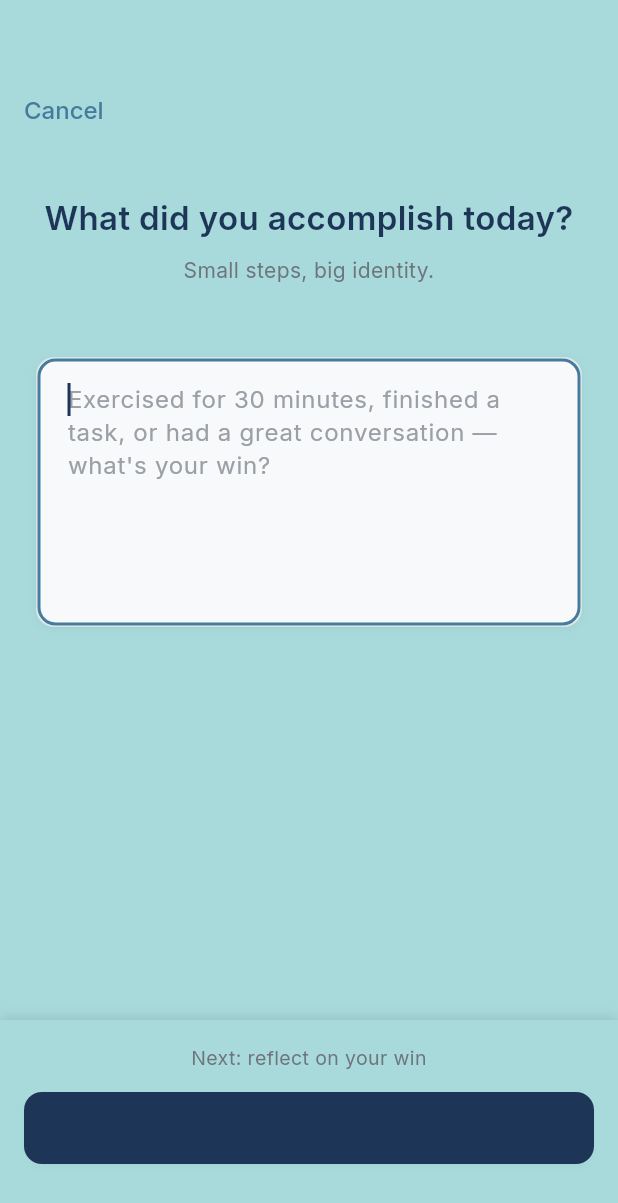
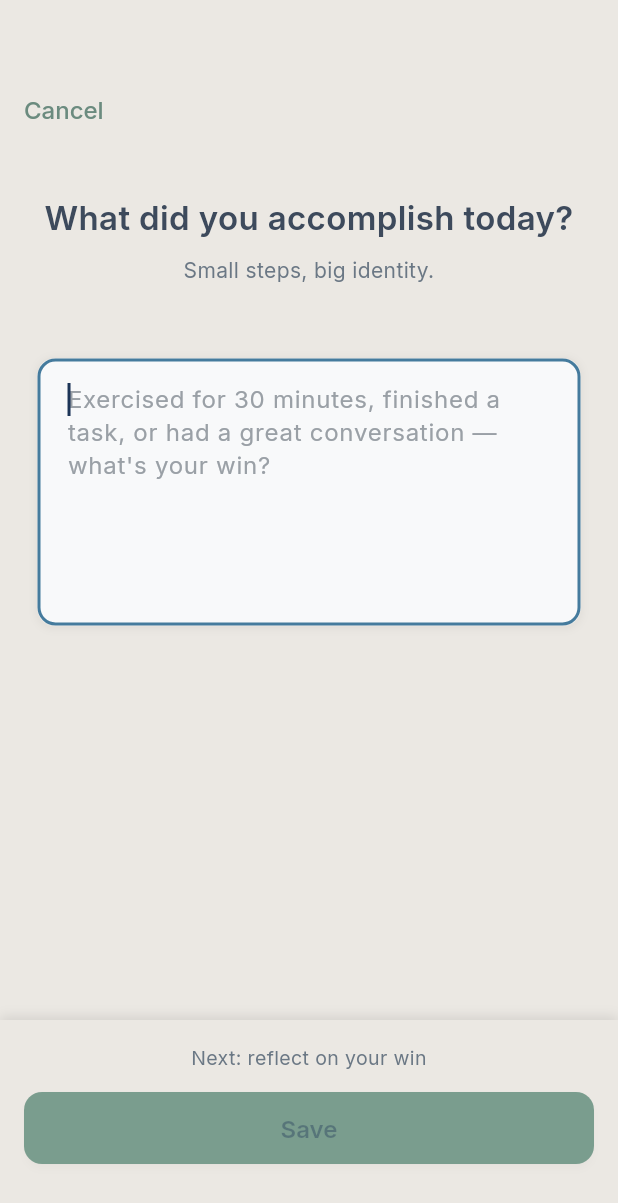
Before and after one commit to dailywinai-ui/my-flutter-app, a Flutter app: the AddWinModal screen opened by its route, on a phone screen of 412 x 824 dp. Shown: the top 1203 px of the screen. Run offline on Flutter 3.47's test engine with Material 3 defaults, Android fonts, the phone set to English and light mode, and no system bars; our stand-ins replace cached_network_image, connectivity_plus, fl_chart, flutter_svg, fluttertoast, google_fonts and 5 more; missing offline and left inert: universal_html; accounts and stored records are empty.

Commit message:
Apply sage green + beige color system

```diff
--- a/lib/theme/wddl_design_system.dart
+++ b/lib/theme/wddl_design_system.dart
@@ -1,165 +1,175 @@
 import 'package:flutter/material.dart';
 import 'package:google_fonts/google_fonts.dart';
 
-
-/// Win Daily Calm-Tech Design Language (WDDL)
-/// Comprehensive design system for Win Daily application
+/// Win Daily Calm-Tech Design Language (WDDL) - SAGE GREEN REDESIGN
 class WDDLDesignSystem {
   WDDLDesignSystem._();
 
-  // WDDL Color Palette
-  static const Color primary = Color(0xFF1D3557);
-  static const Color secondary = Color(0xFF457B9D);
-  static const Color background = Color(0xFFA8DADC);
-  static const Color surface = Color(0xFFF1FAEE);
-  static const Color textPrimary = Color(0xFF1D3557);
-  static const Color textSecondary = Color(0xFF6E767D);
+  // SAGE GREEN + BEIGE COLOR PALETTE
+  static const Color sageDark = Color(0xFF6B8B7F);
+  static const Color sageMedium = Color(0xFF7A9D8E);
+  static const Color sageLight = Color(0xFFE8F0ED);
+  static const Color sageBorder = Color(0xFFB8CFC7);
+
+  static const Color beige = Color(0xFFEBE8E3);
+  static const Color beigeLight = Color(0xFFF5F3F0);
+
+  static const Color white = Color(0xFFFFFFFF);
+  static const Color inputBackground = Color(0xFFF0EDE8);
+
+  static const Color textPrimary = Color(0xFF3D4A5C);
+  static const Color textSecondary = Color(0xFF6B7885);
+  static const Color textTertiary = Color(0xFFA8A5A0);
+
+  static const Color borderLight = Color(0xFFE5E2DD);
+  static const Color borderMedium = Color(0xFFD9D5CF);
+
+  // Input specific
+  static const Color inputBorder = borderLight;
+
   static const Color success = Color(0xFF84C69B);
   static const Color error = Color(0xFFE76F51);
+  static const Color warning = Color(0xFFE9B872);
 
-  // Input field colors
-  static const Color inputBackground = Color(0xFFF8F9FA);
-  static const Color inputBorder = Color(0xFFD9E4E6);
+  // Legacy compatibility
+  static const Color primary = sageMedium;
+  static const Color secondary = sageDark;
+  static const Color background = beige;
+  static const Color surface = white;
 
-  // Vertical Rhythm Grid
+  // SPACING
   static const double headerTopPadding = 48.0;
   static const double sectionGap = 32.0;
   static const double componentGap = 16.0;
-  static const double bottomSafeArea = 40.0; // Reduced from 48px to 40px
+  static const double bottomSafeArea = 40.0;
+  static const double greetingDateTopPadding = 32.0;
+  static const double dateToWinCardGap = 16.0;
+  static const double lastCardToFabGap = 48.0;
 
-  // WDDL Specific Layout Measurements
-  static const double greetingDateTopPadding =
-      32.0; // Top padding after greeting/date section
-  static const double dateToWinCardGap =
-      16.0; // Gap between date and first win card
-  static const double lastCardToFabGap =
-      48.0; // Gap between last card/toast and FAB
+  // TYPOGRAPHY
+  static TextStyle get displayLarge => GoogleFonts.inter(
+    fontSize: 32, fontWeight: FontWeight.w600, color: textPrimary, height: 1.4,
+  );
 
-  // Typography Specifications
   static TextStyle get h1 => GoogleFonts.inter(
-    fontSize: 22,
-    fontWeight: FontWeight.w600,
-    color: textPrimary,
-    height: 1.5,
+    fontSize: 22, fontWeight: FontWeight.w600, color: textPrimary, height: 1.5,
   );
 
   static TextStyle get h1Large => GoogleFonts.inter(
-    fontSize: 24,
-    fontWeight: FontWeight.w600,
-    color: textPrimary,
-    height: 1.5,
+    fontSize: 24, fontWeight: FontWeight.w600, color: textPrimary, height: 1.5,
   );
 
   static TextStyle get h2 => GoogleFonts.inter(
-    fontSize: 18,
-    fontWeight: FontWeight.w500,
-    color: textPrimary,
-    height: 1.5,
+    fontSize: 18, fontWeight: FontWeight.w500, color: textPrimary, height: 1.5,
   );
 
   static TextStyle get body => GoogleFonts.inter(
-    fontSize: 14,
-    fontWeight: FontWeight.w400,
-    color: textPrimary,
-    height: 1.5,
+    fontSize: 14, fontWeight: FontWeight.w400, color: textPrimary, height: 1.5,
   );
 
   static TextStyle get bodyLarge => GoogleFonts.inter(
-    fontSize: 16,
-    fontWeight: FontWeight.w400,
-    color: textPrimary,
-    height: 1.5,
+    fontSize: 16, fontWeight: FontWeight.w400, color: textPrimary, height: 1.5,
   );
 
   static TextStyle get hint => GoogleFonts.inter(
-    fontSize: 13,
-    fontWeight: FontWeight.w400,
-    color: textSecondary,
-    height: 1.5,
+    fontSize: 13, fontWeight: FontWeight.w400, color: textSecondary, height: 1.5,
   );
 
-  // Button Styles
+  static TextStyle get caption => GoogleFonts.inter(
+    fontSize: 12, fontWeight: FontWeight.w400, color: textTertiary, height: 1.4,
+  );
+
+  // BUTTON STYLES
   static ButtonStyle get primaryButton => ElevatedButton.styleFrom(
-    backgroundColor: primary,
-    foregroundColor: Colors.white,
+    backgroundColor: sageMedium,
+    foregroundColor: white,
     minimumSize: const Size(double.infinity, 48),
     shape: RoundedRectangleBorder(borderRadius: BorderRadius.circular(12)),
     elevation: 0,
-    shadowColor: Colors.black.withValues(alpha: 0.1),
     textStyle: GoogleFonts.inter(fontSize: 16, fontWeight: FontWeight.w600),
   );
 
-  // Input Field Decoration
+  static ButtonStyle get secondaryButton => OutlinedButton.styleFrom(
+    foregroundColor: sageDark,
+    side: BorderSide(color: sageBorder, width: 2),
+    minimumSize: const Size(double.infinity, 48),
+    shape: RoundedRectangleBorder(borderRadius: BorderRadius.circular(12)),
+    textStyle: GoogleFonts.inter(fontSize: 16, fontWeight: FontWeight.w600),
+  );
+
+  static ButtonStyle get textButton => TextButton.styleFrom(
+    foregroundColor: sageDark,
+    textStyle: GoogleFonts.inter(fontSize: 15, fontWeight: FontWeight.w500),
+  );
+
+  // INPUT DECORATION
   static InputDecoration get inputDecoration => InputDecoration(
     filled: true,
-    fillColor: inputBackground,
+    fillColor: white,
     border: OutlineInputBorder(
       borderRadius: BorderRadius.circular(12),
-      borderSide: const BorderSide(color: inputBorder, width: 1),
+      borderSide: const BorderSide(color: borderLight, width: 2),
     ),
     enabledBorder: OutlineInputBorder(
       borderRadius: BorderRadius.circular(12),
-      borderSide: const BorderSide(color: inputBorder, width: 1),
+      borderSide: const BorderSide(color: borderLight, width: 2),
     ),
     focusedBorder: OutlineInputBorder(
       borderRadius: BorderRadius.circular(12),
-      borderSide: const BorderSide(color: secondary, width: 2),
+      borderSide: const BorderSide(color: sageMedium, width: 2),
+    ),
+    errorBorder: OutlineInputBorder(
+      borderRadius: BorderRadius.circular(12),
+      borderSide: const BorderSide(color: error, width: 2),
     ),
     contentPadding: const EdgeInsets.all(16),
     hintStyle: hint,
   );
 
-  // Card Style
+  // CARD DECORATION
   static BoxDecoration get cardDecoration => BoxDecoration(
-    color: surface,
-    borderRadius: BorderRadius.circular(8),
+    color: white,
+    borderRadius: BorderRadius.circular(16),
+    border: Border.all(color: borderLight, width: 1),
     boxShadow: [
       BoxShadow(
-        color: Colors.black.withValues(alpha: 0.05),
-        blurRadius: 4,
-        offset: const Offset(0, 1),
+        color: Colors.black.withValues(alpha: 0.04),
+        blurRadius: 8,
+        offset: const Offset(0, 2),
       ),
     ],
   );
 
-  // Toast Style (Win logged 🌿)
   static BoxDecoration get toastDecoration => BoxDecoration(
-    color: success.withValues(alpha: 0.1), // #84C69B 10% opacity
+    color: success.withValues(alpha: 0.1),
     borderRadius: BorderRadius.circular(12),
     border: Border.all(color: success.withValues(alpha: 0.2), width: 1),
     boxShadow: [
       BoxShadow(
         color: Colors.black.withValues(alpha: 0.05),
-        blurRadius: 8, // Subtle blur backdrop
+        blurRadius: 8,
         offset: const Offset(0, 2),
       ),
     ],
   );
 
-  // Divider Style (Light divider line between date and wins)
-  static Color get dividerColor =>
-      primary.withValues(alpha: 0.08); // 8% opacity #1D3557
+  static Color get dividerColor => sageBorder.withValues(alpha: 0.3);
 
-  // Animations
+  // ANIMATIONS
   static const Duration fadeInDuration = Duration(milliseconds: 600);
   static const Duration tapFeedbackDuration = Duration(milliseconds: 150);
   static const Duration successModalDuration = Duration(milliseconds: 400);
-  static const Duration winCardFadeInDuration = Duration(
-    milliseconds: 400,
-  ); // New win card animation
+  static const Duration winCardFadeInDuration = Duration(milliseconds: 400);
 
-  // Animation Curves
   static const Curve fadeInCurve = Curves.easeOut;
   static const Curve tapFeedbackCurve = Curves.easeInOut;
-  static const Curve winCardAnimationCurve =
-      Curves.easeOut; // For calm visual entry
+  static const Curve winCardAnimationCurve = Curves.easeOut;
 
-  // Success Messages
+  // MICROCOPY
   static const String winLoggedMessage = 'Win logged 🌿';
   static const String reflectionSavedMessage =
       'Reflection saved 🌿 — You\'re building self-awareness one day at a time.';
 
-  // Calm-tech Microcopy Examples
   static const List<String> calmTechMessages = [
     'You\'re building momentum 🌿',
     'Small steps, big identity.',
@@ -168,11 +178,11 @@ class WDDLDesignSystem {
     'Progress, not perfection.',
   ];
 
-  // Tab Styles
+  // TAB STYLES
   static BoxDecoration get activeTabDecoration => BoxDecoration(
-    color: surface,
+    color: sageLight,
     borderRadius: BorderRadius.circular(12),
-    border: Border.all(color: secondary, width: 1),
+    border: Border.all(color: sageMedium, width: 1),
   );
 
   static BoxDecoration get inactiveTabDecoration => BoxDecoration(
@@ -183,14 +193,12 @@ class WDDLDesignSystem {
   static Color get activeTabTextColor => textPrimary;
   static Color get inactiveTabTextColor => textSecondary.withValues(alpha: 0.7);
 
-  // Helper Methods
+  // HELPERS
   static Widget fadeInWidget({required Widget child, Duration? duration}) {
     return TweenAnimationBuilder<double>(
       tween: Tween(begin: 0.0, end: 1.0),
       duration: duration ?? fadeInDuration,
-      builder: (context, value, child) {
-        return Opacity(opacity: value, child: child);
-      },
+      builder: (context, value, child) => Opacity(opacity: value, child: child),
       child: child,
     );
   }
@@ -213,20 +221,18 @@ class WDDLDesignSystem {
     );
   }
 
-  // New win card fade-in animation helper
   static Widget newWinCardAnimation({
     required Widget child,
     bool showAnimation = true,
   }) {
     if (!showAnimation) return child;
-
     return TweenAnimationBuilder<double>(
-      tween: Tween(begin: 0.9, end: 1.0), // 90% opacity to 100%
+      tween: Tween(begin: 0.9, end: 1.0),
       duration: winCardFadeInDuration,
       curve: winCardAnimationCurve,
       builder: (context, opacity, child) {
         return TweenAnimationBuilder<double>(
-          tween: Tween(begin: 8.0, end: 0.0), // Y = +8 → 0
+          tween: Tween(begin: 8.0, end: 0.0),
           duration: winCardFadeInDuration,
           curve: winCardAnimationCurve,
           builder: (context, yOffset, child) {
@@ -242,11 +248,8 @@ class WDDLDesignSystem {
     );
   }
 
-  // Screen-specific padding helpers
-  static EdgeInsets get screenPadding =>
-      const EdgeInsets.symmetric(horizontal: 24);
-  static EdgeInsets get sectionPadding =>
-      const EdgeInsets.only(bottom: sectionGap);
-  static EdgeInsets get componentPadding =>
-      const EdgeInsets.only(bottom: componentGap);
+  // PADDING
+  static EdgeInsets get screenPadding => const EdgeInsets.symmetric(horizontal: 24);
+  static EdgeInsets get sectionPadding => const EdgeInsets.only(bottom: sectionGap);
+  static EdgeInsets get componentPadding => const EdgeInsets.only(bottom: componentGap);
 }
```
